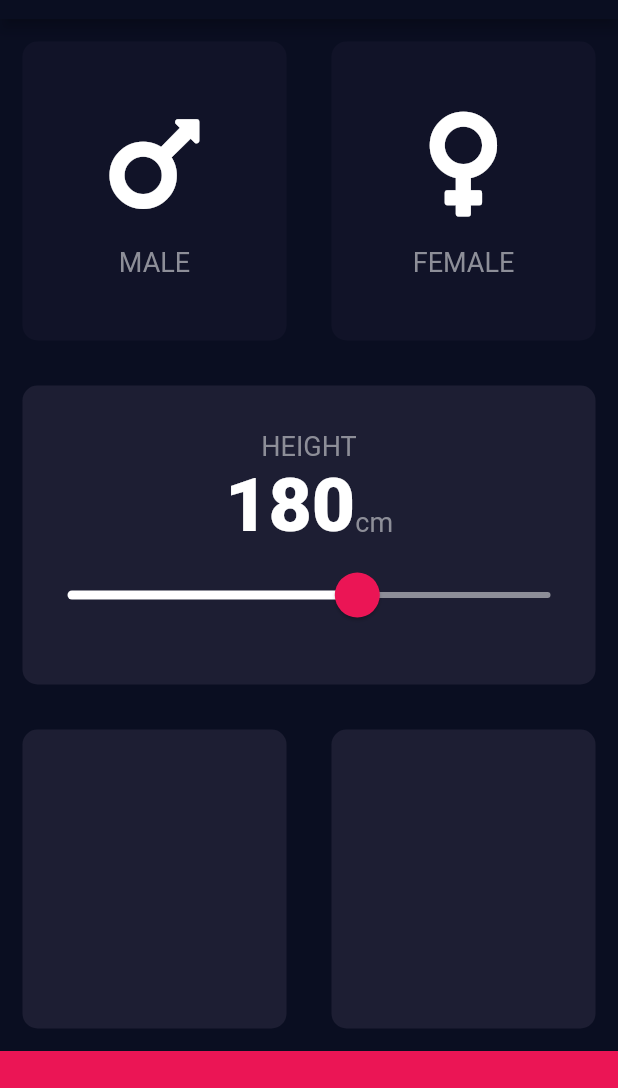
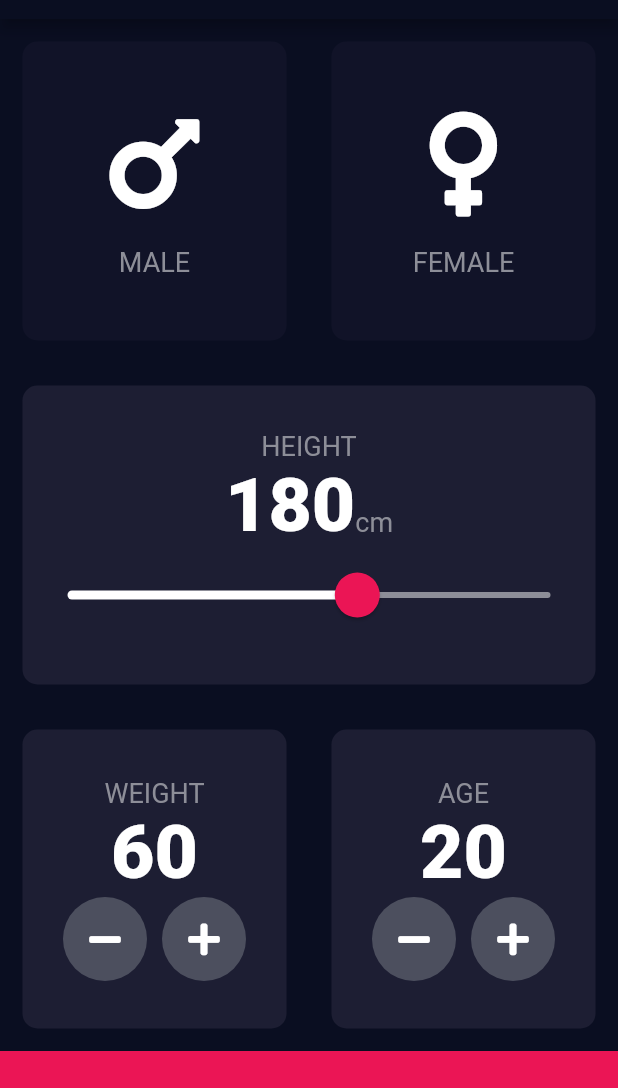
Before and after one commit to novelworm777/flutter-examples, a Flutter app: the screen it shows after launch, on a phone screen of 412 x 824 dp, the part 65-1153 px from its top. Run offline on Flutter 3.47's test engine with Material 2 defaults, Android fonts, the light colour scheme and no system bars; our stand-ins replace audioplayers, font_awesome_flutter, rflutter_alert.

Commit message:
Composition vs. Inheritance - Building Flutter Widgets From Scratch

```diff
--- a/bmi-calculator-flutter/lib/input_page.dart
+++ b/bmi-calculator-flutter/lib/input_page.dart
@@ -18,6 +18,8 @@ class InputPage extends StatefulWidget {
 class _InputPageState extends State<InputPage> {
   Gender selectedGender;
   int height = 180;
+  int weight = 60;
+  int age = 20;
 
   @override
   Widget build(BuildContext context) {
@@ -123,11 +125,69 @@ class _InputPageState extends State<InputPage> {
                 Expanded(
                   child: ReusableCard(
                     colour: kActiveCardColour,
+                    cardChild: Column(
+                      mainAxisAlignment: MainAxisAlignment.center,
+                      children: [
+                        Text("WEIGHT", style: kLabelTextStyle),
+                        Text(weight.toString(), style: kNumberTextStyle),
+                        Row(
+                          mainAxisAlignment: MainAxisAlignment.center,
+                          children: [
+                            RoundIconButton(
+                              icon: FontAwesomeIcons.minus,
+                              onPressed: () {
+                                setState(() {
+                                  weight--;
+                                });
+                              },
+                            ),
+                            SizedBox(width: 10.0),
+                            RoundIconButton(
+                              icon: FontAwesomeIcons.plus,
+                              onPressed: () {
+                                setState(() {
+                                  weight++;
+                                });
+                              },
+                            ),
+                          ],
+                        ),
+                      ],
+                    ),
                   ),
                 ),
                 Expanded(
                   child: ReusableCard(
                     colour: kActiveCardColour,
+                    cardChild: Column(
+                      mainAxisAlignment: MainAxisAlignment.center,
+                      children: [
+                        Text("AGE", style: kLabelTextStyle),
+                        Text(age.toString(), style: kNumberTextStyle),
+                        Row(
+                          mainAxisAlignment: MainAxisAlignment.center,
+                          children: [
+                            RoundIconButton(
+                              icon: FontAwesomeIcons.minus,
+                              onPressed: () {
+                                setState(() {
+                                  age--;
+                                });
+                              },
+                            ),
+                            SizedBox(width: 10.0),
+                            RoundIconButton(
+                              icon: FontAwesomeIcons.plus,
+                              onPressed: () {
+                                setState(() {
+                                  age++;
+                                });
+                              },
+                            ),
+                          ],
+                        ),
+                      ],
+                    ),
                   ),
                 ),
               ],
@@ -143,3 +203,22 @@ class _InputPageState extends State<InputPage> {
     );
   }
 }
+
+class RoundIconButton extends StatelessWidget {
+  final IconData icon;
+  final Function onPressed;
+
+  const RoundIconButton({@required this.icon, @required this.onPressed});
+
+  @override
+  Widget build(BuildContext context) {
+    return RawMaterialButton(
+      child: Icon(icon),
+      onPressed: onPressed,
+      fillColor: Color(0xFF4C4F5E),
+      shape: CircleBorder(),
+      constraints: BoxConstraints.tightFor(width: 56.0, height: 56.0),
+      elevation: 0.0,
+    );
+  }
+}
```
